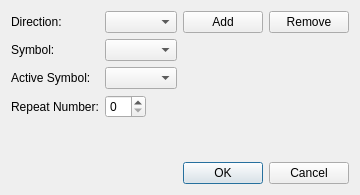
The window that source/dialogs/directiondialog.ui (powertab/powertabeditor) describes before a commit, drawn with Qt 5.
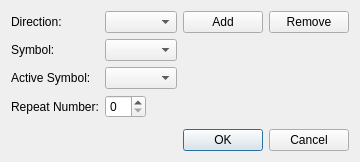
The same window after the commit.

Commit message: Remove some extra padding from the direction dialog.

The edit to the form file:
```diff
--- a/source/dialogs/directiondialog.ui
+++ b/source/dialogs/directiondialog.ui
@@ -6,8 +6,8 @@
    <rect>
     <x>0</x>
     <y>0</y>
-    <width>339</width>
-    <height>195</height>
+    <width>344</width>
+    <height>162</height>
    </rect>
   </property>
   <property name="windowTitle">
```
